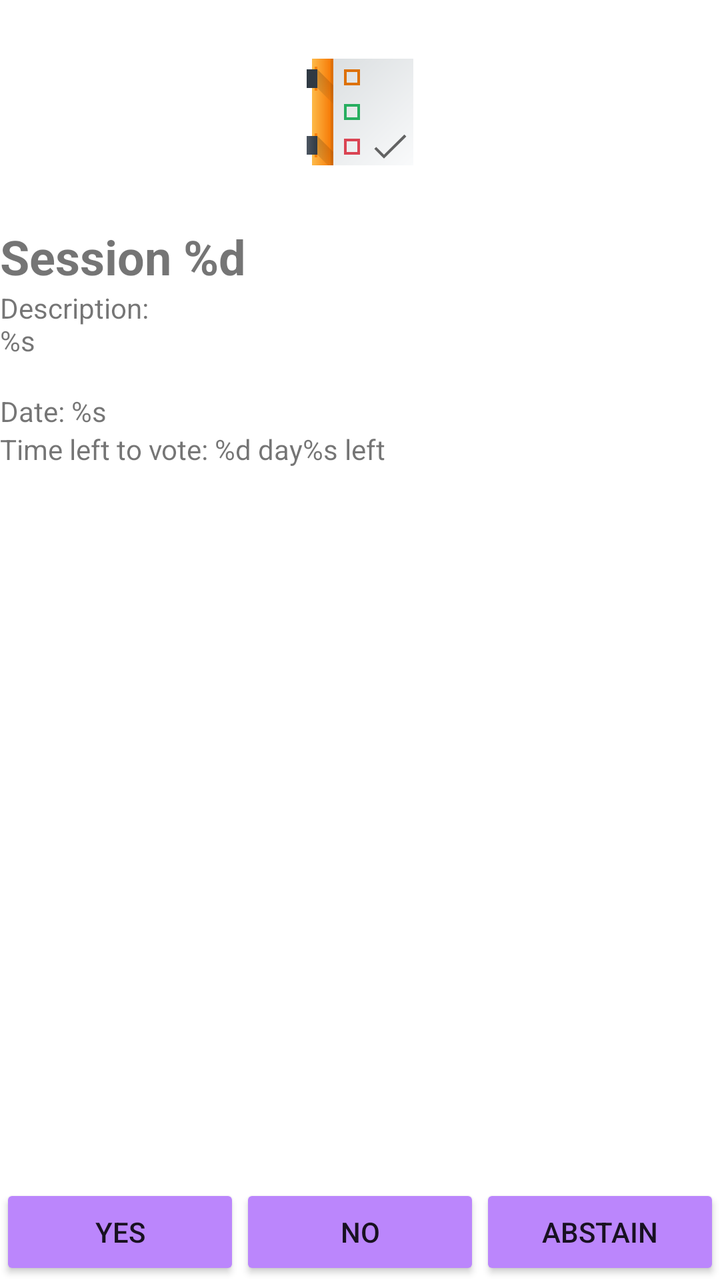
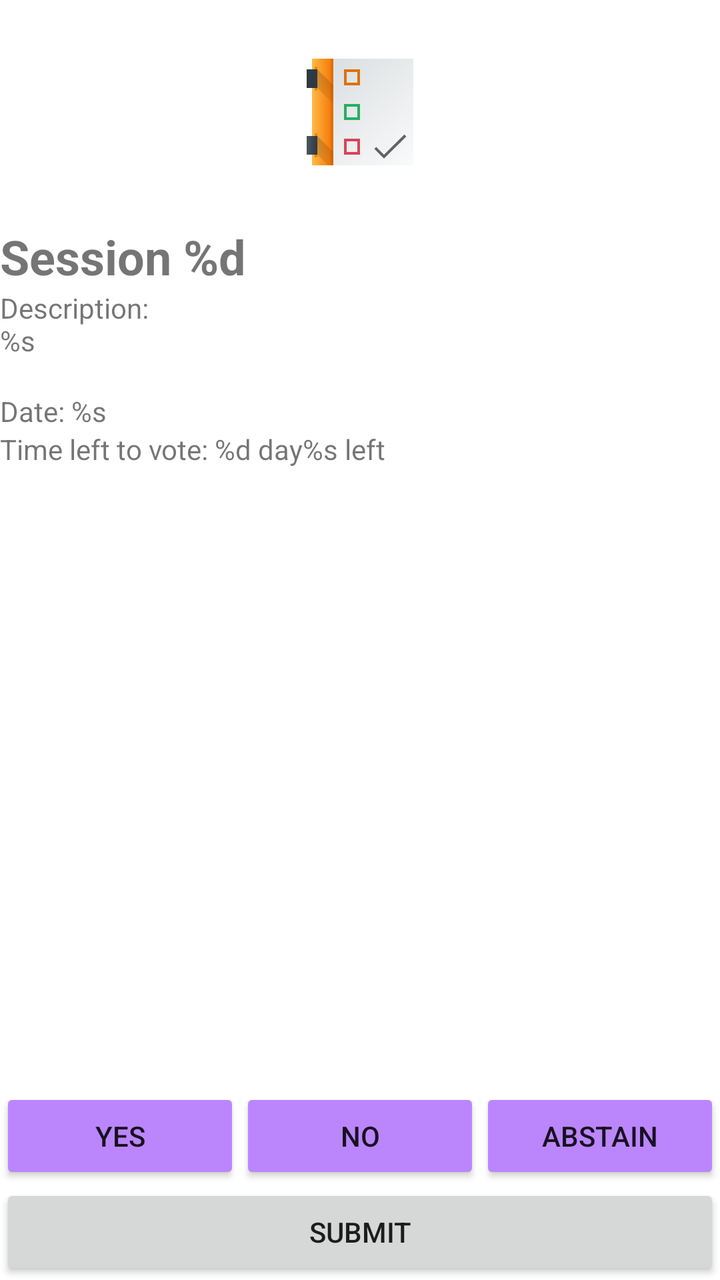

Two renders of the same Android screen: before a commit and after it. Below are the layout's source before the change and the commit's diff.
<!-- AndroidManifest.xml: application theme Theme.DecideIT -->
<!-- res/layout/activity_decide.xml -->
<?xml version="1.0" encoding="utf-8"?>
<LinearLayout xmlns:android="http://schemas.android.com/apk/res/android"
    xmlns:app="http://schemas.android.com/apk/res-auto"
    xmlns:tools="http://schemas.android.com/tools"
    android:id="@+id/main"
    android:layout_width="match_parent"
    android:layout_height="match_parent"
    android:orientation="vertical"
    tools:context=".DecideActivity">

    <ImageView
        android:id="@+id/appLogo4"
        android:layout_width="match_parent"
        android:layout_height="wrap_content"
        android:contentDescription="@string/LogoDescription"
        android:paddingTop="@dimen/LogoPadding"
        android:paddingBottom="@dimen/LogoPadding"
        app:srcCompat="@drawable/logo" />

    <TextView
        android:id="@+id/sessionTitle"
        android:layout_width="match_parent"
        android:layout_height="wrap_content"
        android:text="@string/SessionText"
        android:textAlignment="center"
        android:textSize="@dimen/AppTitleSize"
        android:textStyle="bold" />

    <TextView
        android:id="@+id/descriptionText"
        android:layout_width="match_parent"
        android:layout_height="wrap_content"
        android:text="@string/DescriptionText" />

    <TextView
        android:id="@+id/dateText"
        android:layout_width="match_parent"
        android:layout_height="wrap_content"
        android:text="@string/SessionDateText" />

    <TextView
        android:id="@+id/timeLeftText"
        android:layout_width="match_parent"
        android:layout_height="wrap_content"
        android:text="@string/TimeLeftText" />

    <Space
        android:layout_width="match_parent"
        android:layout_height="match_parent"
        android:layout_weight="1" />

    <LinearLayout
        android:layout_width="match_parent"
        android:layout_height="wrap_content"
        android:orientation="horizontal">

        <Button
            android:id="@+id/yesButton"
            android:layout_width="wrap_content"
            android:layout_height="wrap_content"
            android:layout_weight="1"
            android:backgroundTint="@color/purple_200"
            android:onClick="castVote"
            android:text="@string/VoteYes"
            tools:ignore="ButtonStyle" />

        <Button
            android:id="@+id/noButton"
            android:layout_width="wrap_content"
            android:layout_height="wrap_content"
            android:layout_weight="1"
            android:backgroundTint="@color/purple_200"
            android:onClick="castVote"
            android:text="@string/VoteNo"
            tools:ignore="ButtonStyle" />

        <Button
            android:id="@+id/abstainButton"
            android:layout_width="wrap_content"
            android:layout_height="wrap_content"
            android:layout_weight="1"
            android:backgroundTint="@color/purple_200"
            android:onClick="castVote"
            android:text="@string/VoteAbstain"
            tools:ignore="ButtonStyle" />
    </LinearLayout>
</LinearLayout>
<!-- resources referenced by this layout -->
<resources>
  <color name="purple_200">#FFBB86FC</color>
  <dimen name="AppTitleSize">24sp</dimen>
  <dimen name="LogoPadding">24dp</dimen>
  <!-- drawable logo: vector/xml drawable (drawable, 5149 chars, omitted) -->
  <string name="DescriptionText">Description:\n%s\n</string>
  <string name="LogoDescription">Logo of the application.\nSource: KOrganizer from the default KDE Breeze icon theme.</string>
  <string name="SessionDateText">Date: %s</string>
  <string name="SessionText">Session %d</string>
  <string name="TimeLeftText">Time left to vote: %d day%s left</string>
  <string name="VoteAbstain">Abstain</string>
  <string name="VoteNo">No</string>
  <string name="VoteYes">Yes</string>
  <style name="Theme.DecideIT" parent="Theme.MaterialComponents.DayNight.NoActionBar">
          
          <item name="colorPrimary">@color/purple_500</item>
          <item name="colorPrimaryVariant">@color/purple_700</item>
          <item name="colorOnPrimary">@color/white</item>
          
          <item name="colorSecondary">@color/teal_200</item>
          <item name="colorSecondaryVariant">@color/teal_700</item>
          <item name="colorOnSecondary">@color/black</item>
          
          <item name="android:statusBarColor">?attr/colorPrimaryVariant</item>
          
      </style>
  <color name="purple_500">#FF6200EE</color>
  <color name="purple_700">#FF3700B3</color>
  <color name="white">#FFFFFFFF</color>
  <color name="teal_200">#FF03DAC5</color>
  <color name="teal_700">#FF018786</color>
  <color name="black">#FF000000</color>
</resources>

<!-- the commit's change to res/layout/activity_decide.xml (unified diff, before → after) -->
@@ -84,4 +84,11 @@
             android:text="@string/VoteAbstain"
             tools:ignore="ButtonStyle" />
     </LinearLayout>
+
+    <Button
+        android:id="@+id/submitVoteButton"
+        android:layout_width="match_parent"
+        android:layout_height="wrap_content"
+        android:onClick="submitVote"
+        android:text="@string/SubmitButton" />
 </LinearLayout>
<!-- resource entries referenced after the edit -->
@@ -8,6 +8,7 @@
   <string name="LogoDescription">Logo of the application.\nSource: KOrganizer from the default KDE Breeze icon theme.</string>
   <string name="SessionDateText">Date: %s</string>
   <string name="SessionText">Session %d</string>
+  <string name="SubmitButton">Submit</string>
   <string name="TimeLeftText">Time left to vote: %d day%s left</string>
   <string name="VoteAbstain">Abstain</string>
   <string name="VoteNo">No</string>
